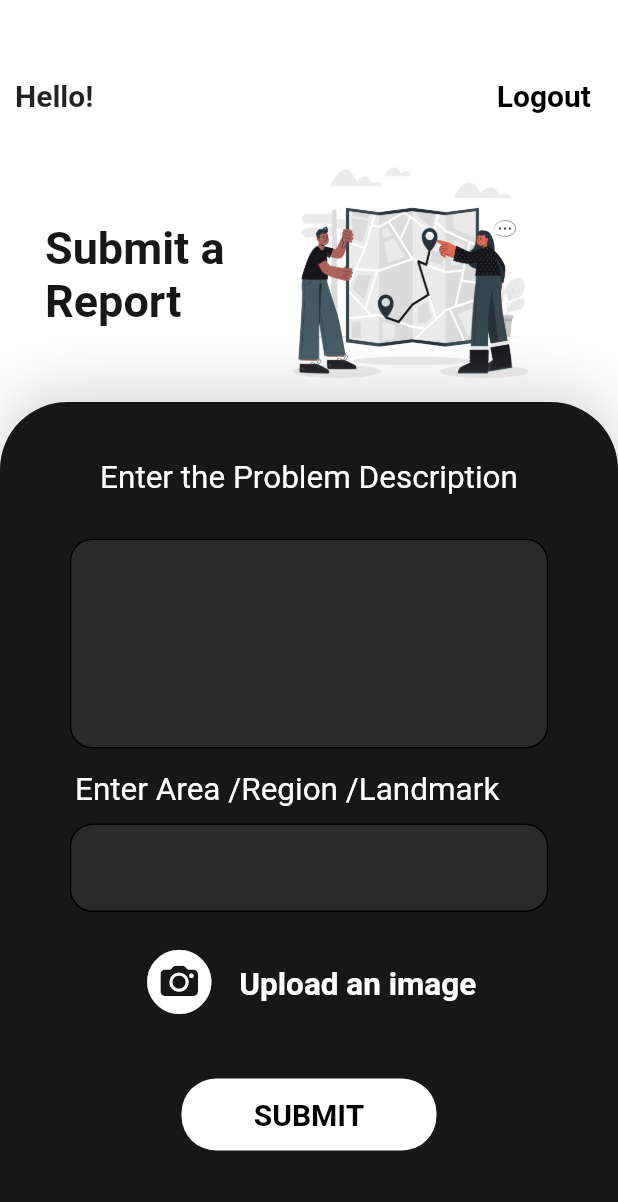
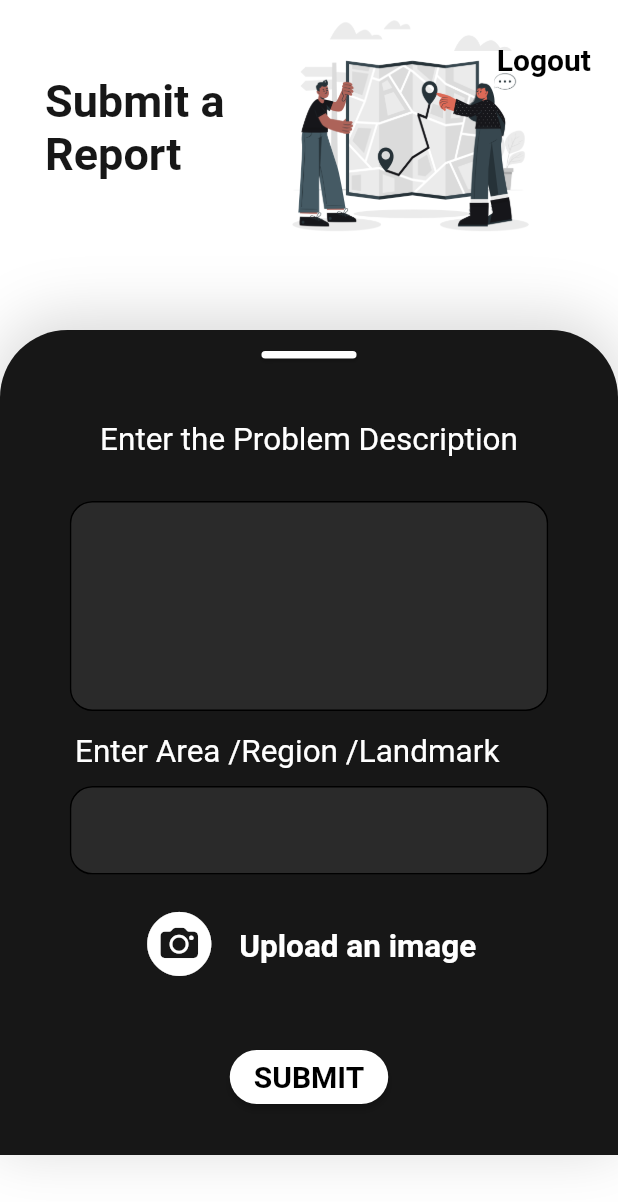
Before and after one commit to fazenecture/rbs-founcation.github.io, a Flutter app: the HomeScreen screen opened by its route, after a tap on "Submit a Report", on a phone screen of 412 x 824 dp. Shown: the top 1202 px of the screen. Run offline on Flutter 3.47's test engine with Material 2 defaults, Android fonts, the light colour scheme and no system bars; our stand-ins replace cloud_firestore, firebase_auth, firebase_core, lottie, toast; accounts and stored records are empty; network calls fail.

Commit message:
sab kuch

```diff
--- a/rbs/lib/Submitreport.dart
+++ b/rbs/lib/Submitreport.dart
@@ -2,9 +2,10 @@ import 'package:flutter/material.dart';
 import 'package:flutter/cupertino.dart';
 import 'package:firebase_auth/firebase_auth.dart';
 import 'package:cloud_firestore/cloud_firestore.dart';
-import 'package:rbs/Signup.dart';
+import 'package:flutter/rendering.dart';
 import 'package:rbs/login.dart';
 import 'package:rbs/thankyou.dart';
+import 'Signup.dart';
 
 class subRep extends StatefulWidget {
   static String id = 'report_screen';
@@ -41,41 +42,12 @@ class _subRepState extends State<subRep> {
       key: _formKey,
       child: Scaffold(
         resizeToAvoidBottomInset: true,
-        body: SingleChildScrollView(
-          physics: ClampingScrollPhysics(),
-          child: Stack(
-            children:<Widget>[
-              Column(
-                children: [
-                  Container(
-                    margin: EdgeInsets.fromLTRB(10, 40, 10, 10),
-                    child: Row(
+        body: Stack(
           children: <Widget>[
-                        Expanded(
-                          child: Text(
-                            'Hello!',
-                            style: TextStyle(
-                              fontSize: 20,
-                              fontWeight: FontWeight.w700,
-                            ),
-                          ),
-                        ),
-                        TextButton(
-                          onPressed: () {
-                            Navigator.pushNamed(context, Login.id);
-                            _auth.signOut();
-                          },
-                          child: Text(
-                            'Logout',
-                            style: TextStyle(
-                              fontSize: 20,
-                              fontWeight: FontWeight.w700,
-                              color: Colors.black,
-                            ),
-                          ),
-                        ),
-                      ],
-                    ),
+            // Text(naam),
+            Column(children: [
+              Row(
+                children: <Widget>[],
               ),
               Row(
                 children: [
@@ -97,9 +69,13 @@ class _subRepState extends State<subRep> {
                   ),
                 ],
               ),
-                  Container(
+            ]),
+            SingleChildScrollView(
+              // physics: ClampingScrollPhysics(),
+              child: Container(
+                margin: const EdgeInsets.fromLTRB(0, 220, 0, 0),
                 width: MediaQuery.of(context).size.width,
-                    height: MediaQuery.of(context).size.height * 0.68,
+                height: 550, //MediaQuery.of(context).size.height,
                 child: Container(
                   decoration: BoxDecoration(
                     borderRadius: BorderRadius.only(
@@ -107,14 +83,13 @@ class _subRepState extends State<subRep> {
                       topRight: Radius.circular(45),
                     ),
                     color: Color(0xFF171717),
-                        boxShadow: [//background color of box
+                    boxShadow: [
+                      //background color of box
                       BoxShadow(
                         color: Colors.grey.withOpacity(0.4),
                         blurRadius: 35.0,
                         spreadRadius: 2.0,
-                            offset: Offset(
-                                0.0,-6.0
-                            ),
+                        offset: Offset(0.0, -6.0),
                       )
                     ],
                   ),
@@ -122,6 +97,15 @@ class _subRepState extends State<subRep> {
                   // shadowColor: Color(0xFFFFFF),
                   child: Column(
                     children: [
+                      Padding(
+                          padding: const EdgeInsets.fromLTRB(170, 10, 170, 0),
+                          child: Card(
+                            color: Colors.white,
+                            child: Text(
+                              '                                                                ',
+                              style: TextStyle(fontSize: 4),
+                            ),
+                          )),
                       Center(
                         child: Center(
                           child: Padding(
@@ -272,8 +256,11 @@ class _subRepState extends State<subRep> {
                             Center(
                               child: Hero(
                                 tag: 'button',
-                                    child: Material(
                                 child: MaterialButton(
+                                    color: Colors.white,
+                                    shape: RoundedRectangleBorder(
+                                        borderRadius:
+                                            BorderRadius.circular(80.0)),
                                     child: Text(
                                       'SUBMIT',
                                       style: TextStyle(
@@ -282,57 +269,49 @@ class _subRepState extends State<subRep> {
                                         fontWeight: FontWeight.w600,
                                       ),
                                     ),
-                                          minWidth: 170,
+                                    // minWidth: 170,
                                     onPressed: () {
-                                            if(_formKey.currentState.validate()){
-                                              Navigator.pushNamed(context, Thankyou.id);
+                                      if (_formKey.currentState.validate()) {
+                                        Navigator.pushNamed(
+                                            context, Thankyou.id);
 
                                         _firestore.collection('reports').add({
                                           'report': report,
                                           'location': location,
                                         });
-
                                       }
-
                                     }),
-                                      color: Colors.white,
-                                      borderRadius: BorderRadius.circular(23),
-                                    ),
                               ),
                             ),
                           ],
-                              // children: <Widget>[
-                              //   Padding(
-                              //     padding: const EdgeInsets.fromLTRB(290, 30, 10, 0),
-                              //     child: Container(
-                              //       child: Text(
-                              //         'Next',
-                              //         style: TextStyle(
-                              //             color: Colors.white,
-                              //             fontSize: 21,
-                              //             fontWeight: FontWeight.bold),
-                              //       ),
-                              //     ),
-                              //   ),
-                              //   Padding(
-                              //     padding: const EdgeInsets.fromLTRB(0, 25, 0, 0),
-                              //     child: Icon(
-                              //       CupertinoIcons.arrow_right_circle_fill,
-                              //       color: Colors.white,
-                              //       size: 50,
-                              //     ),
-                              //   )
-                              // ],
                         ),
                       ),
                     ],
                   ),
                 ),
               ),
+            ),
+            Positioned(
+              right: 2,
+              top: 16,
+              child: Container(
+                child: MaterialButton(
+                  onPressed: () {
+                    Navigator.pop(context, Login.id);
+                    _auth.signOut();
+                  },
+                  child: Text(
+                    'Logout',
+                    style: TextStyle(
+                      fontSize: 20,
+                      fontWeight: FontWeight.w700,
+                      color: Colors.black,
+                    ),
+                  ),
+                ),
+              ),
+            )
           ],
-              ),
-            ],
-          ),
         ),
       ),
     );
--- a/rbs/lib/home.dart
+++ b/rbs/lib/home.dart
@@ -56,11 +56,11 @@ class _HomeScreenState extends State<HomeScreen> {
               ],
             ),
           ),
-          Container(
-            margin: EdgeInsets.fromLTRB(0, 70, 0, 30),
+          Expanded(
+            // margin: EdgeInsets.fromLTRB(0, 0, 0, 30),
             child: Lottie.network(
               'https://assets4.lottiefiles.com/packages/lf20_r71cen62.json',
-              width: 340,
+              width: MediaQuery.of(context).size.width,
               fit: BoxFit.fill,
             ),
           ),
@@ -91,7 +91,8 @@ class _HomeScreenState extends State<HomeScreen> {
                                   children: [
                                     Container(
                                       child: Image(
-                                        image: AssetImage('images/document.png'),
+                                        image:
+                                            AssetImage('images/document.png'),
                                         height: 80,
                                         width: 80,
                                       ),
@@ -133,9 +134,7 @@ class _HomeScreenState extends State<HomeScreen> {
                         child: InkWell(
                           splashColor: Color(0xFF383838),
                           borderRadius: BorderRadius.circular(13),
-                          onTap: () {
-
-                          },
+                          onTap: () {},
                           child: Stack(
                             children: [
                               SizedBox(
@@ -146,7 +145,8 @@ class _HomeScreenState extends State<HomeScreen> {
                                   children: [
                                     Container(
                                       child: Image(
-                                        image: AssetImage('images/donation (1).png'),
+                                        image: AssetImage(
+                                            'images/donation (1).png'),
                                         height: 80,
                                         width: 80,
                                       ),
```
Also changed, not shown: rbs/lib/Signup.dart (+17 -56 lines), rbs/lib/login.dart (+19 -12 lines), 4 other files. Lines whose indentation alone changed are shown as unchanged.
